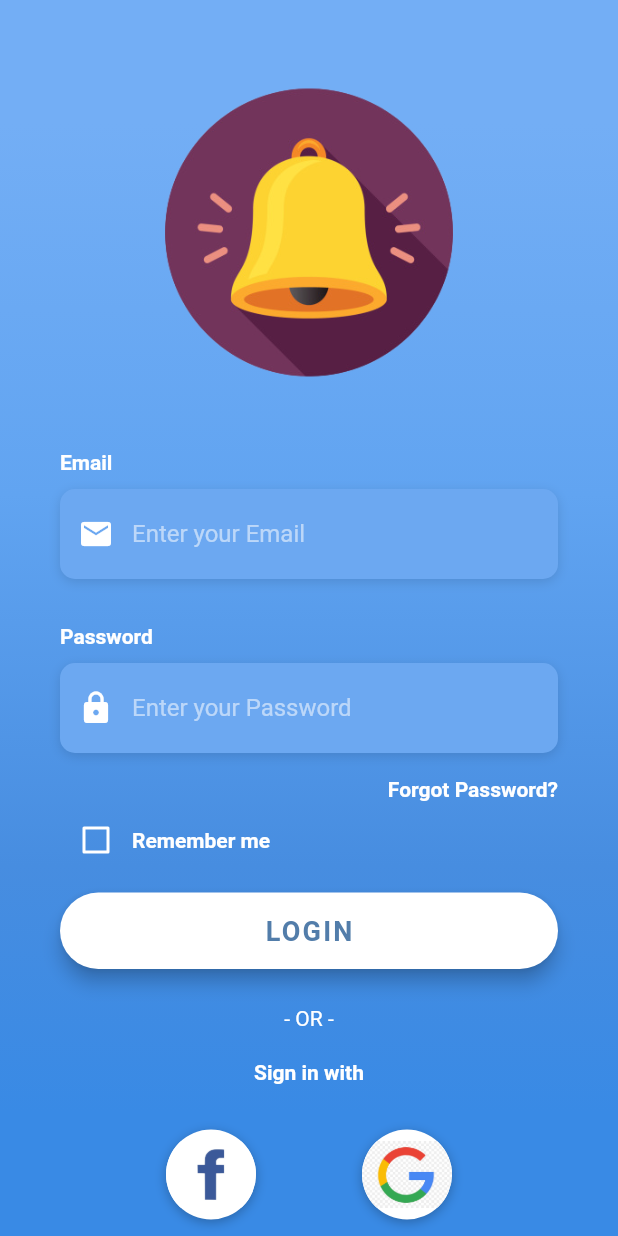
After one commit to diogosequeira94/bell-security-mvp, a Flutter app: the LoginPageFaceLift screen opened directly, on a phone screen of 412 x 824 dp. The commit adds this screen. Run offline on Flutter 3.47's test engine with Material 2 defaults, Android fonts, the phone set to English and light mode, and no system bars; our stand-ins replace bloc, equatable, flutter_bloc, google_fonts; Roboto replaces fonts that are missing (OpenSans).

```diff
--- /dev/null
+++ b/lib/app_themes.dart
@@ -0,0 +1,33 @@
+import 'package:flutter/material.dart';
+
+enum AppTheme {
+  ClassicBlue,
+  DarkRed,
+}
+
+final darkTheme = ThemeData.dark();
+final lightTheme = ThemeData.light();
+final appThemeData = {
+  AppTheme.ClassicBlue: ThemeData.light().copyWith(
+      primaryColor: Color(0xFF249225),
+      accentColor: Color(0xFF4FA64F),
+      buttonColor: Color(0xFF3229bf),
+      iconTheme:
+          IconThemeData(color: Color(0xFF656565), opacity: 1.0, size: 24.0),
+      inputDecorationTheme: InputDecorationTheme(
+        border: OutlineInputBorder(
+          borderRadius: BorderRadius.circular(8.0),
+        ),
+      )),
+  AppTheme.DarkRed: ThemeData(
+    brightness: Brightness.dark,
+    primaryColor: Colors.white,
+    accentColor: Colors.redAccent,
+    buttonColor: Color(0xFFB30000),
+    inputDecorationTheme: InputDecorationTheme(
+      border: OutlineInputBorder(
+        borderRadius: BorderRadius.circular(8.0),
+      ),
+    ),
+  ),
+};
--- /dev/null
+++ b/lib/home/presentation/widgets/accessories_carrousel.dart
@@ -0,0 +1,33 @@
+import 'package:flutter/material.dart';
+
+class AccessoriesCarrousel extends StatelessWidget {
+  const AccessoriesCarrousel({Key? key}) : super(key: key);
+
+  @override
+  Widget build(BuildContext context) {
+    return SafeArea(child: Column(
+      children: [
+        Expanded(child: Container()),
+        _buildBullets(),
+      ],
+    ));
+  }
+
+  Widget _buildBullets(){
+    return Padding(
+      padding: const EdgeInsets.all(8.0),
+      child: Row(
+        children: [
+          Container(
+            width: 10,
+            height: 10,
+            decoration: BoxDecoration(
+              borderRadius: BorderRadius.circular(30),
+              color: Colors.red,
+            ),
+          )
+        ],
+      ),
+    )
+  }
+}
--- /dev/null
+++ b/lib/login/presentation/pages/login_page_facelift.dart
@@ -0,0 +1,320 @@
+import 'package:bell_security_app/login/utils/constants.dart';
+import 'package:bell_security_app/login/utils/login_strings.dart';
+import 'package:flutter/material.dart';
+import 'package:flutter/services.dart';
+
+class LoginPageFaceLift extends StatefulWidget {
+  @override
+  _LoginPageFaceLiftState createState() => _LoginPageFaceLiftState();
+}
+
+class _LoginPageFaceLiftState extends State<LoginPageFaceLift> {
+  bool _rememberMe = false;
+
+  Widget _buildEmailTF() {
+    return Column(
+      crossAxisAlignment: CrossAxisAlignment.start,
+      children: <Widget>[
+        Text(
+          'Email',
+          style: kLabelStyle,
+        ),
+        SizedBox(height: 10.0),
+        Container(
+          alignment: Alignment.centerLeft,
+          decoration: kBoxDecorationStyle,
+          height: 60.0,
+          child: TextField(
+            keyboardType: TextInputType.emailAddress,
+            style: TextStyle(
+              color: Colors.white,
+              fontFamily: 'OpenSans',
+            ),
+            decoration: InputDecoration(
+              border: InputBorder.none,
+              contentPadding: EdgeInsets.only(top: 14.0),
+              prefixIcon: Icon(
+                Icons.email,
+                color: Colors.white,
+              ),
+              hintText: 'Enter your Email',
+              hintStyle: kHintTextStyle,
+            ),
+          ),
+        ),
+      ],
+    );
+  }
+
+  Widget _buildPasswordTF() {
+    return Column(
+      crossAxisAlignment: CrossAxisAlignment.start,
+      children: <Widget>[
+        Text(
+          'Password',
+          style: kLabelStyle,
+        ),
+        SizedBox(height: 10.0),
+        Container(
+          alignment: Alignment.centerLeft,
+          decoration: kBoxDecorationStyle,
+          height: 60.0,
+          child: TextField(
+            obscureText: true,
+            style: TextStyle(
+              color: Colors.white,
+              fontFamily: 'OpenSans',
+            ),
+            decoration: InputDecoration(
+              border: InputBorder.none,
+              contentPadding: EdgeInsets.only(top: 14.0),
+              prefixIcon: Icon(
+                Icons.lock,
+                color: Colors.white,
+              ),
+              hintText: 'Enter your Password',
+              hintStyle: kHintTextStyle,
+            ),
+          ),
+        ),
+      ],
+    );
+  }
+
+  Widget _buildForgotPasswordBtn() {
+    return Container(
+      alignment: Alignment.centerRight,
+      child: FlatButton(
+        onPressed: () => print('Forgot Password Button Pressed'),
+        padding: EdgeInsets.only(right: 0.0),
+        child: Text(
+          'Forgot Password?',
+          style: kLabelStyle,
+        ),
+      ),
+    );
+  }
+
+  Widget _buildRememberMeCheckbox() {
+    return Container(
+      height: 20.0,
+      child: Row(
+        children: <Widget>[
+          Theme(
+            data: ThemeData(unselectedWidgetColor: Colors.white),
+            child: Checkbox(
+              value: _rememberMe,
+              checkColor: Colors.green,
+              activeColor: Colors.white,
+              onChanged: (value) {
+                setState(() {
+                  _rememberMe = value!;
+                });
+              },
+            ),
+          ),
+          Text(
+            'Remember me',
+            style: kLabelStyle,
+          ),
+        ],
+      ),
+    );
+  }
+
+  Widget _buildLoginBtn() {
+    return Container(
+      padding: EdgeInsets.symmetric(vertical: 25.0),
+      width: double.infinity,
+      child: RaisedButton(
+        elevation: 5.0,
+        onPressed: () => print('Login Button Pressed'),
+        padding: EdgeInsets.all(15.0),
+        shape: RoundedRectangleBorder(
+          borderRadius: BorderRadius.circular(30.0),
+        ),
+        color: Colors.white,
+        child: Text(
+          'LOGIN',
+          style: TextStyle(
+            color: Color(0xFF527DAA),
+            letterSpacing: 1.5,
+            fontSize: 18.0,
+            fontWeight: FontWeight.bold,
+            fontFamily: 'OpenSans',
+          ),
+        ),
+      ),
+    );
+  }
+
+  Widget _buildSignInWithText() {
+    return Column(
+      children: <Widget>[
+        Text(
+          '- OR -',
+          style: TextStyle(
+            color: Colors.white,
+            fontWeight: FontWeight.w400,
+          ),
+        ),
+        SizedBox(height: 20.0),
+        Text(
+          'Sign in with',
+          style: kLabelStyle,
+        ),
+      ],
+    );
+  }
+
+  Widget _buildSocialBtn(Function onTap, AssetImage logo) {
+    return GestureDetector(
+      onTap: () => onTap,
+      child: Container(
+        height: 60.0,
+        width: 60.0,
+        decoration: BoxDecoration(
+          shape: BoxShape.circle,
+          color: Colors.white,
+          boxShadow: [
+            BoxShadow(
+              color: Colors.black26,
+              offset: Offset(0, 2),
+              blurRadius: 6.0,
+            ),
+          ],
+          image: DecorationImage(
+            image: logo,
+          ),
+        ),
+      ),
+    );
+  }
+
+  Widget _buildSocialBtnRow() {
+    return Padding(
+      padding: EdgeInsets.symmetric(vertical: 30.0),
+      child: Row(
+        mainAxisAlignment: MainAxisAlignment.spaceEvenly,
+        children: <Widget>[
+          _buildSocialBtn(
+            () => print('Login with Facebook'),
+            AssetImage(
+              'assets/facebook.jpg',
+            ),
+          ),
+          _buildSocialBtn(
+            () => print('Login with Google'),
+            AssetImage(
+              'assets/google.jpg',
+            ),
+          ),
+        ],
+      ),
+    );
+  }
+
+  Widget _buildSignupBtn() {
+    return GestureDetector(
+      onTap: () => print('Sign Up Button Pressed'),
+      child: RichText(
+        text: TextSpan(
+          children: [
+            TextSpan(
+              text: 'Don\'t have an Account? ',
+              style: TextStyle(
+                color: Colors.white,
+                fontSize: 18.0,
+                fontWeight: FontWeight.w400,
+              ),
+            ),
+            TextSpan(
+              text: 'Sign Up',
+              style: TextStyle(
+                color: Colors.white,
+                fontSize: 18.0,
+                fontWeight: FontWeight.bold,
+              ),
+            ),
+          ],
+        ),
+      ),
+    );
+  }
+
+  @override
+  Widget build(BuildContext context) {
+    return Scaffold(
+      body: AnnotatedRegion<SystemUiOverlayStyle>(
+        value: SystemUiOverlayStyle.light,
+        child: GestureDetector(
+          onTap: () => FocusScope.of(context).unfocus(),
+          child: Stack(
+            children: <Widget>[
+              Container(
+                height: double.infinity,
+                width: double.infinity,
+                decoration: BoxDecoration(
+                  gradient: LinearGradient(
+                    begin: Alignment.topCenter,
+                    end: Alignment.bottomCenter,
+                    colors: [
+                      Color(0xFF73AEF5),
+                      Color(0xFF61A4F1),
+                      Color(0xFF478DE0),
+                      Color(0xFF398AE5),
+                    ],
+                    stops: [0.1, 0.4, 0.7, 0.9],
+                  ),
+                ),
+              ),
+              Container(
+                height: double.infinity,
+                child: SingleChildScrollView(
+                  physics: AlwaysScrollableScrollPhysics(),
+                  padding: EdgeInsets.only(
+                    left: 40.0,
+                    right: 40.0,
+                    bottom: 60.0,
+                    top: 30.0,
+                  ),
+                  child: Column(
+                    mainAxisAlignment: MainAxisAlignment.center,
+                    children: <Widget>[
+                      Image.asset(
+                        LoginStrings.appLogoCirclePath,
+                        width: 250.0,
+                        height: 250.0,
+                      ),
+                      // Text(
+                      //   'Bell',
+                      //   style: TextStyle(
+                      //     color: Colors.white,
+                      //     fontFamily: 'OpenSans',
+                      //     fontSize: 30.0,
+                      //     fontWeight: FontWeight.bold,
+                      //   ),
+                      // ),
+                      SizedBox(height: 20.0),
+                      _buildEmailTF(),
+                      SizedBox(
+                        height: 30.0,
+                      ),
+                      _buildPasswordTF(),
+                      _buildForgotPasswordBtn(),
+                      _buildRememberMeCheckbox(),
+                      _buildLoginBtn(),
+                      _buildSignInWithText(),
+                      _buildSocialBtnRow(),
+                      _buildSignupBtn(),
+                    ],
+                  ),
+                ),
+              )
+            ],
+          ),
+        ),
+      ),
+    );
+  }
+}
--- a/lib/login/presentation/pages/splash_screen.dart
+++ b/lib/login/presentation/pages/splash_screen.dart
@@ -1,4 +1,5 @@
 import 'package:bell_security_app/login/presentation/pages/login_page.dart';
+import 'package:bell_security_app/login/presentation/pages/login_page_facelift.dart';
 import 'package:bell_security_app/login/utils/login_strings.dart';
 import 'package:flutter/material.dart';
 import 'package:google_fonts/google_fonts.dart';
--- /dev/null
+++ b/lib/login/utils/constants.dart
@@ -0,0 +1,24 @@
+import 'package:flutter/material.dart';
+
+final kHintTextStyle = TextStyle(
+  color: Colors.white54,
+  fontFamily: 'OpenSans',
+);
+
+final kLabelStyle = TextStyle(
+  color: Colors.white,
+  fontWeight: FontWeight.bold,
+  fontFamily: 'OpenSans',
+);
+
+final kBoxDecorationStyle = BoxDecoration(
+  color: Color(0xFF6CA8F1),
+  borderRadius: BorderRadius.circular(10.0),
+  boxShadow: [
+    BoxShadow(
+      color: Colors.black12,
+      blurRadius: 6.0,
+      offset: Offset(0, 2),
+    ),
+  ],
+);
--- a/lib/main.dart
+++ b/lib/main.dart
@@ -13,6 +13,8 @@
       debugShowCheckedModeBanner: false,
       theme: ThemeData(
         primarySwatch: Colors.blue,
+        primaryColor: Color(0xFF249225),
+        accentColor: Color(0xFF4FA64F),
       ),
       home: SplashScreen(),
     );
--- a/pubspec.yaml
+++ b/pubspec.yaml
@@ -27,6 +27,8 @@
     - assets/bell-icon-logo.png
     - assets/bell-lgbt-logo.png
     - assets/rainbow-icon.png
+    - assets/facebook.jpg
+    - assets/google.jpg
 
   # To add custom fonts to your application, add a fonts section here,
   # in this "flutter" section. Each entry in this list should have a
```
Also changed, not shown: assets/facebook.jpg (added), assets/google.jpg (added).
